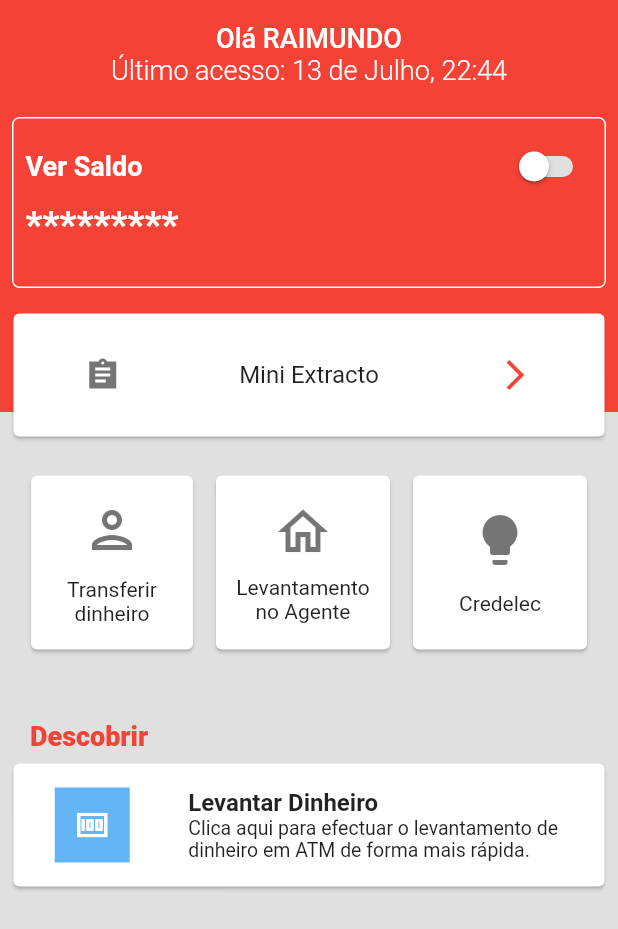
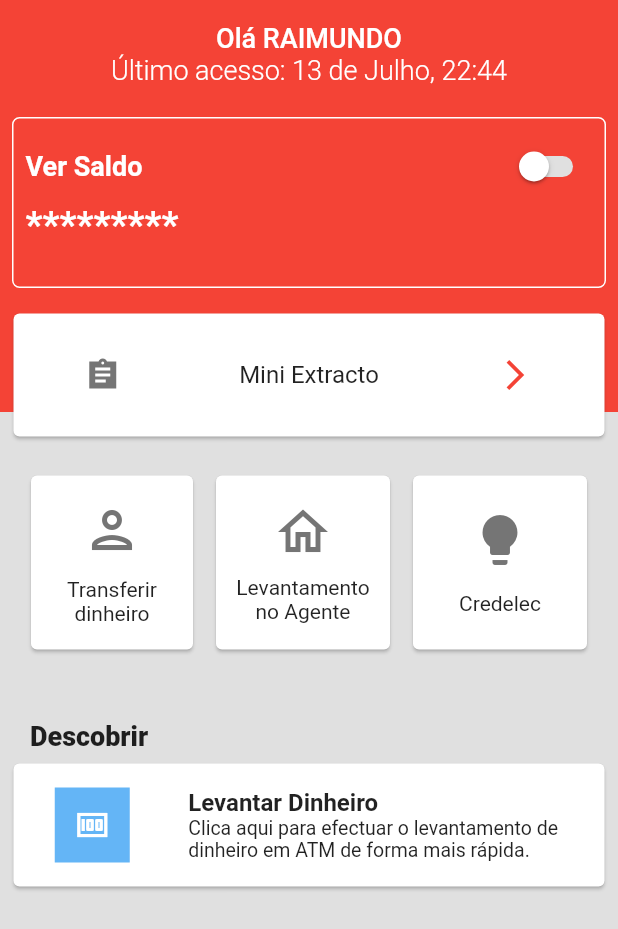
Before and after one commit to raymolide/mpesa, a Flutter app: the HomeView screen opened directly, on a phone screen of 412 x 824 dp. Shown: the top 929 px of the screen. Run offline on Flutter 3.47's test engine with Material 2 defaults, Android fonts, the light colour scheme and no system bars; our stand-ins replace bottom_navy_bar; generated files the repository leaves out were written again.

```diff
--- a/lib/src/dashboard_feature/home_view.dart
+++ b/lib/src/dashboard_feature/home_view.dart
@@ -236,15 +236,15 @@ class _HomeViewState extends State<HomeView> {
               ),
             ),
           ),
-          Positioned(
+          const Positioned(
               top: 460,
               child: Padding(
                 padding: const EdgeInsets.all(20.0),
                 child: Text("Descobrir",
                     style: TextStyle(
-                        fontSize: 18,
-                        fontWeight: FontWeight.w900,
-                        color: Theme.of(context).primaryColor)),
+                      fontSize: 18,
+                      fontWeight: FontWeight.w900,
+                    )),
               )),
           Positioned(
             top: 500,
```
